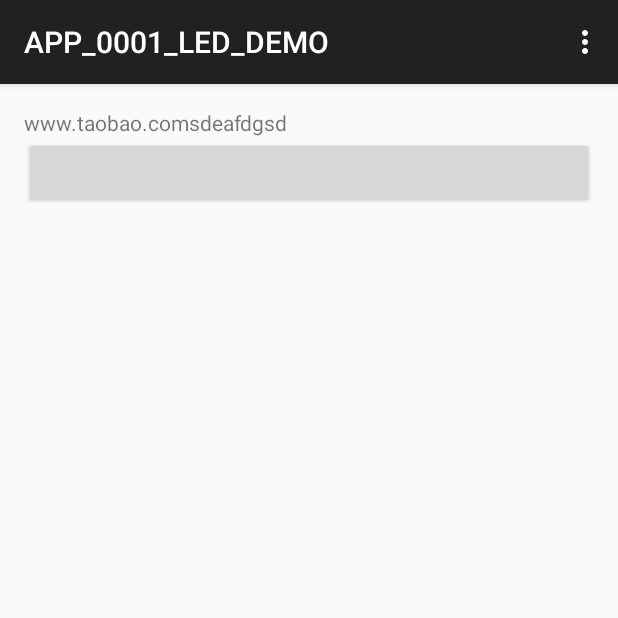
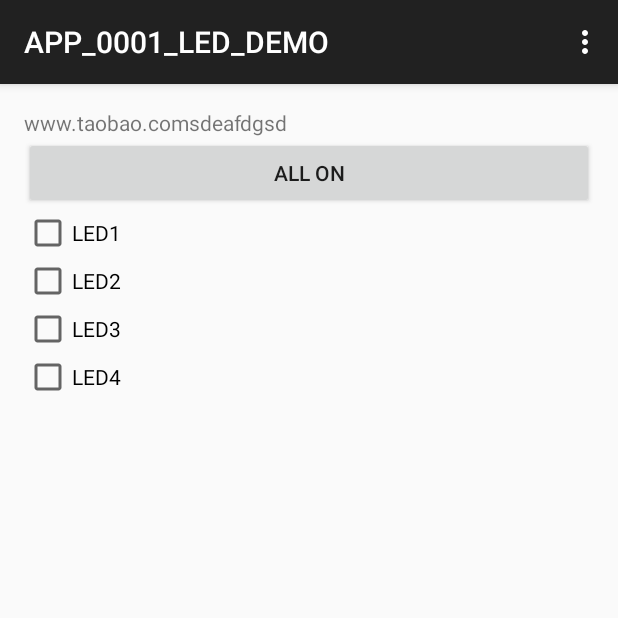
Before and after one commit to michealgump/APP_0001_LED_DEMO, an Android app: the screen it shows after launch (MainActivity), on a phone screen of 412 x 824 dp, the top half of it. Run offline under Robolectric (Android 15) with nearby library versions, the phone set to English and light mode, and no system bars.

Commit message:
add button and checkbox

```diff
--- a/app/src/main/res/layout/activity_main.xml
+++ b/app/src/main/res/layout/activity_main.xml
@@ -7,11 +7,38 @@
     android:orientation="vertical"
     >
 
-    <TextView android:text="www.taobao.comsdeafdgsd" android:layout_width="wrap_content"
+    <TextView android:text="www.taobao.comsdeafdgsd"
+        android:layout_width="wrap_content"
         android:layout_height="wrap_content" />
 
     <Button
         android:layout_width="fill_parent"
-        android:layout_height="wrap_content" />
+        android:layout_height="wrap_content"
+        android:text="ALL ON"
+        />
+
+    <CheckBox
+        android:layout_width="fill_parent"
+        android:layout_height="wrap_content"
+        android:text="LED1"
+        />
+
+    <CheckBox
+        android:layout_width="fill_parent"
+        android:layout_height="wrap_content"
+        android:text="LED2"
+        />
+
+    <CheckBox
+        android:layout_width="fill_parent"
+        android:layout_height="wrap_content"
+        android:text="LED3"
+        />
+
+    <CheckBox
+        android:layout_width="fill_parent"
+        android:layout_height="wrap_content"
+        android:text="LED4"
+        />
 
 </LinearLayout>
```
